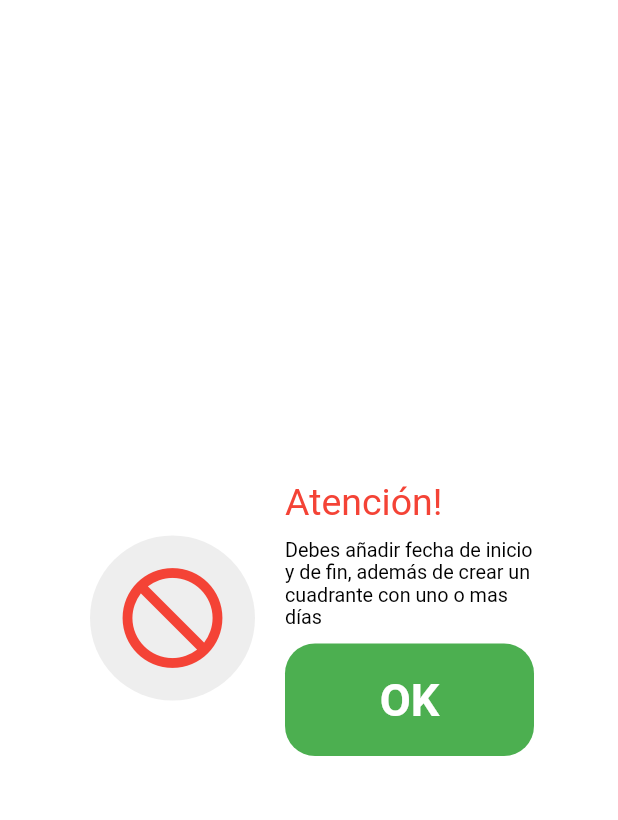
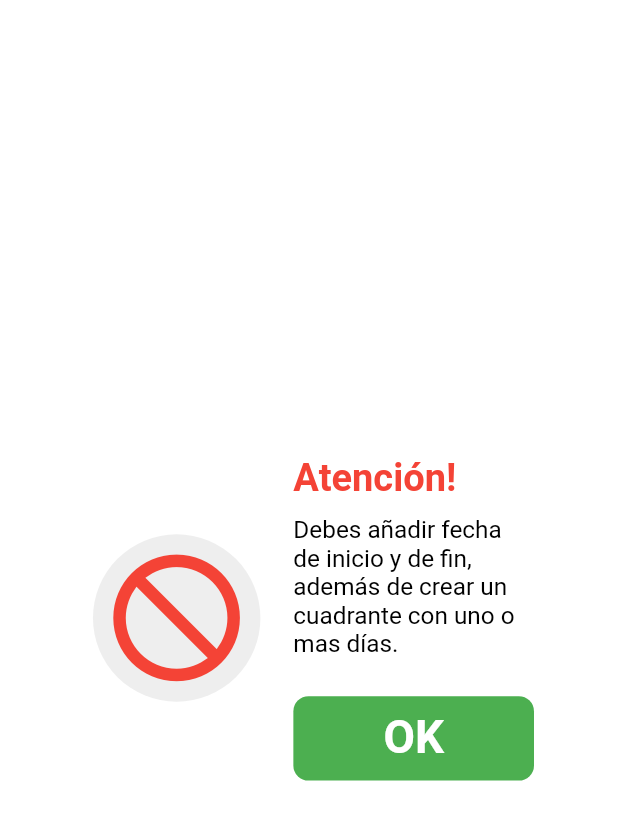
Before and after one commit to sandamil/Calendario, a Flutter app: the BeautifulAlertDialog widget shown alone on an empty page, opened directly, on a phone screen of 412 x 824 dp. Shown: the top 820 px of the screen. Run offline on Flutter 3.47's test engine with Material 2 defaults, Android fonts, the phone set to English and light mode, and no system bars; our stand-ins replace flutter_screenutil, get, google_fonts, logger, shared_preferences, sqflite and 1 more; missing offline and left inert: flex_color_picker, flutter_material_color_picker; accounts and stored records are empty; Roboto replaces fonts that are missing (Poppins).

```diff
--- a/lib/app/modules/crearCuadrante/widgets/beautifulAlertDialog.dart
+++ b/lib/app/modules/crearCuadrante/widgets/beautifulAlertDialog.dart
@@ -1,8 +1,9 @@
-
-
 import 'package:flutter/material.dart';
+import 'package:flutter_screenutil/flutter_screenutil.dart';
 
 class BeautifulAlertDialog extends StatelessWidget {
+  const BeautifulAlertDialog({super.key});
+
   @override
   Widget build(BuildContext context) {
     return Center(
@@ -10,51 +11,64 @@ class BeautifulAlertDialog extends StatelessWidget {
         elevation: 0,
         backgroundColor: Colors.transparent,
         child: Container(
-          padding: EdgeInsets.only(right: 16.0),
-          height: 200,
+          padding: const EdgeInsets.only(right: 16.0),
+          height: 250.h,
           decoration: BoxDecoration(
               color: Colors.white,
               borderRadius: BorderRadius.only(
-                  topLeft: Radius.circular(100),
-                  bottomLeft: Radius.circular(100),
-                  topRight: Radius.circular(10),
-                  bottomRight: Radius.circular(10)
-              )
-          ),
+                  topLeft: Radius.circular(100.r),
+                  bottomLeft: Radius.circular(100.r),
+                  topRight: Radius.circular(10.r),
+                  bottomRight: Radius.circular(10.r))),
           child: Row(
             children: <Widget>[
-              SizedBox(width: 20.0),
-              CircleAvatar(radius: 55, backgroundColor: Colors.grey.shade200, child: Icon(Icons.do_not_disturb,color: Colors.red, size: 80.0,),),
-              SizedBox(width: 20.0),
+              SizedBox(width: 20.w),
+              CircleAvatar(
+                radius: 55.r,
+                backgroundColor: Colors.grey.shade200,
+                child: Icon(
+                  Icons.do_not_disturb,
+                  color: Colors.red,
+                  size: 100.sp,
+                ),
+              ),
+              SizedBox(width: 20.w),
               Expanded(
                 child: Column(
                   mainAxisAlignment: MainAxisAlignment.center,
                   crossAxisAlignment: CrossAxisAlignment.start,
                   children: <Widget>[
-                    Text("Atención!", style: TextStyle(color: Colors.red, fontSize: 25.0)),
-                    SizedBox(height: 10.0),
+                    Text("Atención!",
+                        style: TextStyle(color: Colors.red, fontSize: 25.sp,fontWeight: FontWeight.bold)),
+                    SizedBox(height: 10.h),
                     Flexible(
                       child: Text(
-                          "Debes añadir fecha de inicio y de fin, además de crear un cuadrante con uno o mas días"),
+                        "Debes añadir fecha de inicio y de fin, además de crear un cuadrante con uno o mas días.",
+                        style: TextStyle(fontSize: 16.sp),
                       ),
-                    SizedBox(height: 10.0),
-                    Row(children: <Widget>[
-
+                    ),
+                    SizedBox(height: 25.h),
+                    Row(
+                      children: <Widget>[
                         Expanded(
                           child: ElevatedButton(
-                          child: Text("OK"),
                             style: ElevatedButton.styleFrom(
                                 backgroundColor: Colors.green,
-                              shape: RoundedRectangleBorder(borderRadius: BorderRadius.circular(20.0)),
-                              padding: EdgeInsets.symmetric(horizontal: 50, vertical: 20),
+                                shape: RoundedRectangleBorder(
+                                    borderRadius: BorderRadius.circular(10.r)),
+                                padding: EdgeInsets.symmetric(
+                                    horizontal: 10.w, vertical: 10.h),
                                 textStyle: TextStyle(
-                                  fontSize: 30,
-                                  fontWeight: FontWeight.bold)),
+                                    fontSize: 30.sp, fontWeight: FontWeight.bold)),
                             // colorBrightness: Brightness.dark,
-                          onPressed: (){Navigator.pop(context);},
+                            onPressed: () {
+                              Navigator.pop(context);
+                            },
+                            child: const Text("OK"),
                           ),
                         ),
-                    ],)
+                      ],
+                    )
                   ],
                 ),
               )
--- a/lib/app/modules/home/views/home_view.dart
+++ b/lib/app/modules/home/views/home_view.dart
@@ -4,7 +4,6 @@ import 'package:flutter/material.dart';
 import 'package:flutter_screenutil/flutter_screenutil.dart';
 
 import 'package:get/get.dart';
-import 'package:table_calendar_sandamil/table_calendar_sandamil.dart';
 import '../../../../config/theme/my_fonts.dart';
 import '../../../../config/theme/my_theme.dart';
 import '../../menu/views/menu_view.dart';
--- a/lib/config/theme/dark_theme_colors.dart
+++ b/lib/config/theme/dark_theme_colors.dart
@@ -25,6 +25,8 @@ class DarkThemeColors
 
   //BUTTON
   static const Color buttonColor = primaryColor;
+  static const Color floatingActionButtonColor = primaryColor;
+
   static const Color buttonTextColor = Colors.black;
   static const Color buttonDisabledColor = Colors.grey;
   static const Color buttonDisabledTextColor = Colors.black;
--- a/lib/config/theme/light_theme_colors.dart
+++ b/lib/config/theme/light_theme_colors.dart
@@ -20,10 +20,12 @@ class LightThemeColors
 
   //ICONS
   static const Color appBarIconsColor = Colors.white;
-  static const Color iconColor = Colors.black;
+  static const Color iconColor = primaryColor;
 
   //BUTTON
   static const Color buttonColor = primaryColor;
+  static const Color floatingActionButtonColor = primaryColor;
+
   static const Color buttonTextColor = Colors.white;
   static const Color buttonDisabledColor = Colors.grey;
   static const Color buttonDisabledTextColor = Colors.black;
--- a/lib/config/theme/my_theme.dart
+++ b/lib/config/theme/my_theme.dart
@@ -62,6 +62,8 @@ class MyTheme {
       // textButton theme
       textButtonTheme: MyStyles.getTextButtonTheme(isLightTheme: isLight),
 
+      floatingActionButtonTheme: MyStyles.getFloatingActionButtonTheme(isLightTheme: isLight),
+
 
 
       // timePicker theme
```
Also changed, not shown: lib/app/modules/crearCuadrante/controllers/crear_cuadrante_controller.dart (+23 -3 lines), lib/app/modules/crearCuadrante/views/crear_cuadrante_view.dart (+52 -51 lines), lib/app/modules/home/widgets/calendar/calendar_logic.dart (+67 -28 lines), lib/app/modules/home/widgets/calendar/calendar_view.dart (+106 -179 lines), lib/app/modules/home/widgets/calendar/widget/EventMarker.dart (added, +54 -0 lines), lib/config/theme/my_styles.dart (+8 -0 lines), pubspec.yaml (+6 -1 lines), pubspec.lock. Lines whose indentation alone changed are shown as unchanged.
